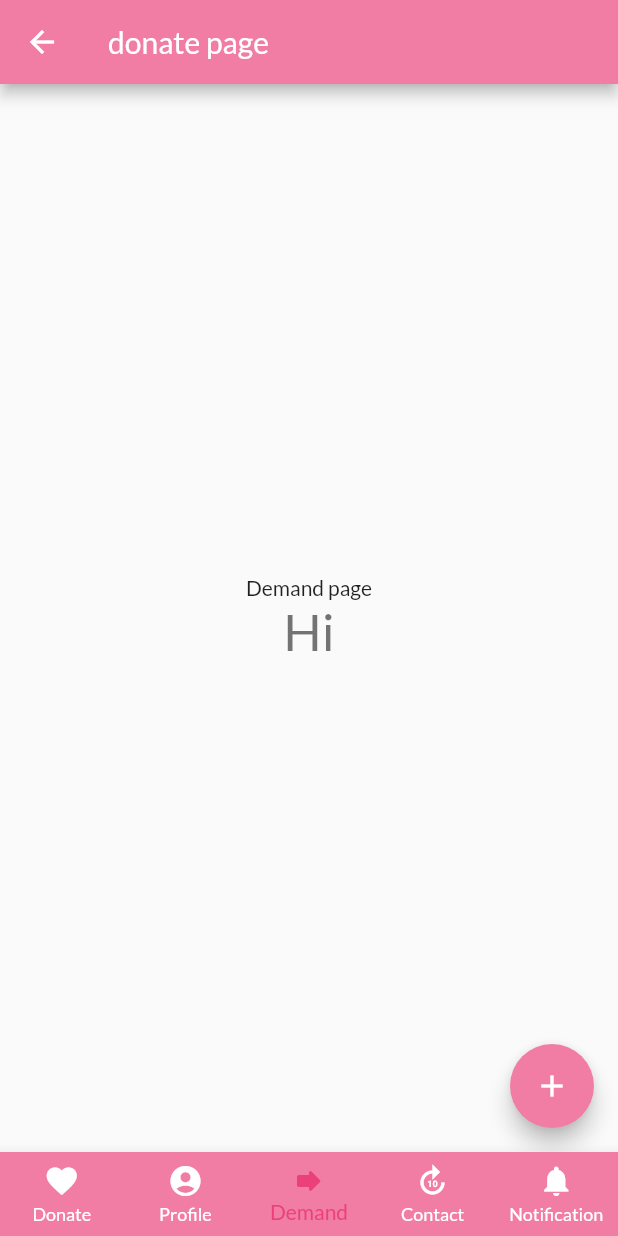
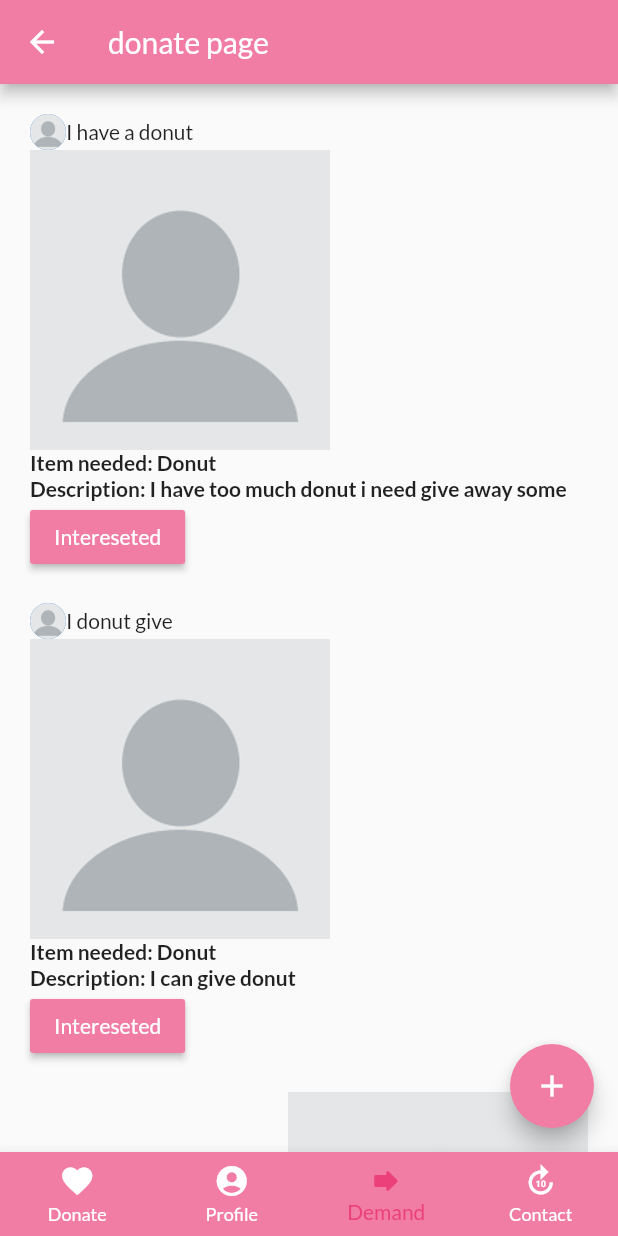
Before and after one commit to HCI-Project-Work-Shucks/donut-mobile, a Flutter app: the Home screen opened directly, item 3 of the bottom bar chosen, on a phone screen of 412 x 824 dp. Run offline on Flutter 3.47's test engine with Material 2 defaults, Android fonts, the phone set to English and light mode, and no system bars; our stand-ins replace flutter_signin_button, google_fonts; missing offline and left inert: dart:ffi.

Commit message:
UI for Demand and Donate page

```diff
--- a/lib/src/homepage/chat/screens/messages/components/message.dart
+++ b/lib/src/homepage/chat/screens/messages/components/message.dart
@@ -1,4 +1,5 @@
 import 'package:donut/src/models/tests/message_test.dart';
+import 'package:donut/src/models/message.dart';
 import 'package:flutter/material.dart';
 
 import '../../../../../constants.dart';
--- a/lib/src/homepage/demand/demand.dart
+++ b/lib/src/homepage/demand/demand.dart
@@ -4,7 +4,9 @@ import 'package:flutter/material.dart';
 
 import 'package:donut/src/constants.dart';
 import 'add_item_demand.dart';
-import 'package:donut/src/models/tests/items.dart';
+import 'package:donut/src/models/tests/demand_items.dart';
+
+import 'package:donut/src/homepage/demand/demand_items_widget.dart';
 
 class DemandPage extends StatefulWidget {
   const DemandPage({Key? key}) : super(key: key);
@@ -21,19 +23,16 @@ class _DemandPage extends State<DemandPage> {
         title: const Text('donate page'),
         backgroundColor: kPrimaryColor,
       ),
-      body: Center(
-        child: Column(
-          mainAxisAlignment: MainAxisAlignment.center,
-          children: <Widget>[
-            const Text(
-              'Demand page',
+      body: Column(
+        children: [
+          Expanded(
+            child: ListView.builder(
+              itemCount: createItems.length,
+              itemBuilder: (context, index) =>
+                  DemandItemWidget(item: createItems[index]),
             ),
-            Text(
-              'Hi',
-              style: Theme.of(context).textTheme.headline4,
-            ),
-          ],
-        ),
+          ),
+        ],
       ),
       floatingActionButton: FloatingActionButton(
         onPressed: () {
--- a/lib/src/homepage/home.dart
+++ b/lib/src/homepage/home.dart
@@ -7,7 +7,6 @@ import 'package:donut/src/homepage/demand/demand.dart';
 import 'package:donut/src/homepage/donate/donate.dart';
 import 'package:donut/src/homepage/profile/profile.dart';
 import 'package:donut/src/homepage/chat/chat.dart';
-import 'package:donut/src/homepage/notification/notification.dart';
 
 class Home extends StatefulWidget {
   const Home({Key? key}) : super(key: key);
@@ -23,7 +22,6 @@ class _Home extends State<Home> {
     const ProfileMain(),
     const DemandPage(),
     const Chat(),
-    const Notice(),
   ];
 
   void onTappedBar(int index) {
@@ -62,10 +60,6 @@ class _Home extends State<Home> {
             icon: Icon(Icons.forward_10_outlined),
             label: 'Contact',
           ),
-          BottomNavigationBarItem(
-            icon: Icon(Icons.notifications),
-            label: 'Notification',
-          ),
         ],
       ),
     );
--- a/pubspec.yaml
+++ b/pubspec.yaml
@@ -37,6 +37,7 @@ dependencies:
   # The following adds the Cupertino Icons font to your application.
   # Use with the CupertinoIcons class for iOS style icons.
   cupertino_icons: ^1.0.2
+  sqflite: ^2.0.2+1
   google_fonts: ^2.1.0
   http: ^0.13.4
   json_annotation: ^4.4.0
```
Also changed, not shown: lib/src/homepage/donate/donate.dart (+1 -7 lines), lib/src/homepage/donate/donate_items_widget.dart (+51 -16 lines), lib/src/homepage/notification/check_details.dart (deleted, +0 -32 lines), lib/src/homepage/notification/deal_cancelled.dart (deleted, +0 -10 lines), lib/src/homepage/notification/deal_done.dart (deleted, +0 -10 lines), lib/src/homepage/notification/interested.dart (deleted, +0 -10 lines), lib/src/homepage/notification/notification.dart (deleted, +0 -27 lines), lib/src/models/tests/items.dart (deleted, +0 -43 lines), lib/src/models/tests/notifications.dart (deleted, +0 -30 lines), pubspec.lock.
